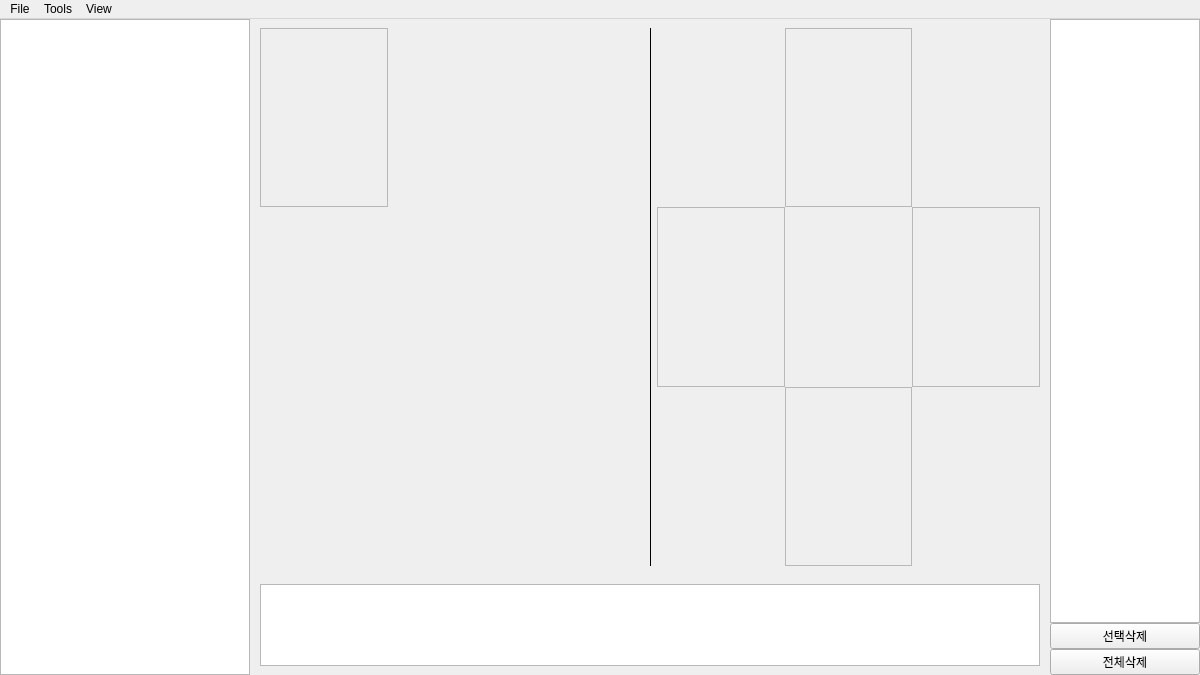
Before: the Qt Designer form main_V2.ui in AnamKwon/MaxBong_project, drawn with Qt 5.
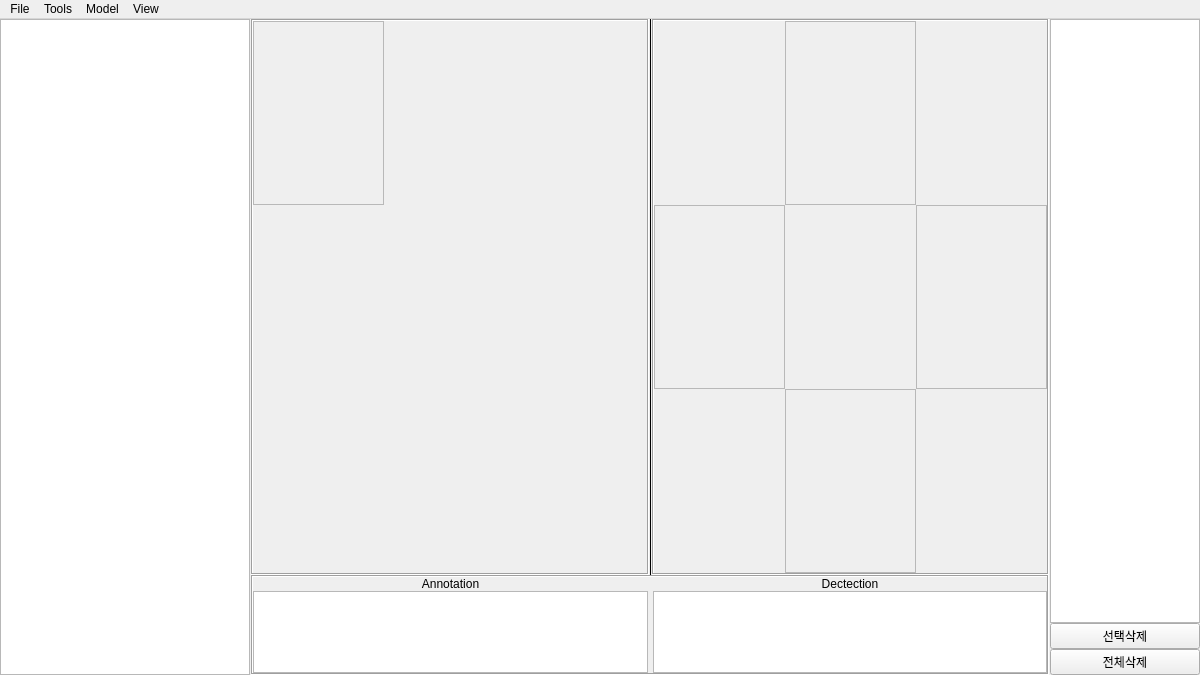
After: the same form once the commit is applied.

The edit to the form file:
```diff
--- a/main_V2.ui
+++ b/main_V2.ui
@@ -157,6 +157,21 @@
           <enum>QFrame::NoFrame</enum>
          </property>
          <layout class="QHBoxLayout" name="horizontalLayout">
+          <property name="spacing">
+           <number>1</number>
+          </property>
+          <property name="leftMargin">
+           <number>0</number>
+          </property>
+          <property name="topMargin">
+           <number>0</number>
+          </property>
+          <property name="rightMargin">
+           <number>0</number>
+          </property>
+          <property name="bottomMargin">
+           <number>0</number>
+          </property>
           <item>
            <widget class="QFrame" name="Image_v">
             <property name="maximumSize">
@@ -199,7 +214,7 @@
                 <enum>Qt::LeftToRight</enum>
                </property>
                <property name="frameShape">
-                <enum>QFrame::NoFrame</enum>
+                <enum>QFrame::Box</enum>
                </property>
                <property name="widgetResizable">
                 <bool>true</bool>
@@ -212,8 +227,8 @@
                  <rect>
                   <x>0</x>
                   <y>0</y>
-                  <width>379</width>
-                  <height>531</height>
+                  <width>389</width>
+                  <height>545</height>
                  </rect>
                 </property>
                 <property name="sizePolicy">
@@ -372,7 +387,7 @@
              <item>
               <widget class="QScrollArea" name="scrollArea_2">
                <property name="frameShape">
-                <enum>QFrame::NoFrame</enum>
+                <enum>QFrame::Box</enum>
                </property>
                <property name="widgetResizable">
                 <bool>true</bool>
@@ -382,8 +397,8 @@
                  <rect>
                   <x>0</x>
                   <y>0</y>
-                  <width>379</width>
-                  <height>531</height>
+                  <width>389</width>
+                  <height>545</height>
                  </rect>
                 </property>
                 <layout class="QGridLayout" name="gridLayout_2">
@@ -463,7 +478,7 @@
         </widget>
        </item>
        <item>
-        <widget class="QWidget" name="File_data" native="true">
+        <widget class="QFrame" name="File_data">
          <property name="minimumSize">
           <size>
            <width>0</width>
@@ -476,9 +491,66 @@
            <height>100</height>
           </size>
          </property>
+         <property name="frameShape">
+          <enum>QFrame::Box</enum>
+         </property>
+         <property name="frameShadow">
+          <enum>QFrame::Sunken</enum>
+         </property>
          <layout class="QHBoxLayout" name="horizontalLayout_2">
+          <property name="spacing">
+           <number>0</number>
+          </property>
+          <property name="leftMargin">
+           <number>0</number>
+          </property>
+          <property name="topMargin">
+           <number>0</number>
+          </property>
+          <property name="rightMargin">
+           <number>0</number>
+          </property>
+          <property name="bottomMargin">
+           <number>0</number>
+          </property>
           <item>
-           <widget class="QListWidget" name="label_object"/>
+           <layout class="QGridLayout" name="gridLayout_3">
+            <property name="horizontalSpacing">
+             <number>5</number>
+            </property>
+            <property name="verticalSpacing">
+             <number>0</number>
+            </property>
+            <item row="1" column="0">
+             <widget class="QListWidget" name="listWidget"/>
+            </item>
+            <item row="1" column="1">
+             <widget class="QListWidget" name="listWidget_2"/>
+            </item>
+            <item row="0" column="0">
+             <widget class="QLabel" name="label">
+              <property name="layoutDirection">
+               <enum>Qt::LeftToRight</enum>
+              </property>
+              <property name="text">
+               <string>Annotation</string>
+              </property>
+              <property name="alignment">
+               <set>Qt::AlignCenter</set>
+              </property>
+             </widget>
+            </item>
+            <item row="0" column="1">
+             <widget class="QLabel" name="label_2">
+              <property name="text">
+               <string>Dectection</string>
+              </property>
+              <property name="alignment">
+               <set>Qt::AlignCenter</set>
+              </property>
+             </widget>
+            </item>
+           </layout>
           </item>
          </layout>
         </widget>
@@ -614,8 +686,14 @@
     <addaction name="actionView_Duplicata_image"/>
     <addaction name="actionView_Object_Detection"/>
    </widget>
+   <widget class="QMenu" name="menumodel">
+    <property name="title">
+     <string>Model</string>
+    </property>
+   </widget>
    <addaction name="menuaa"/>
    <addaction name="menuTools"/>
+   <addaction name="menumodel"/>
    <addaction name="menuView"/>
   </widget>
   <action name="actionOpen_File">
```
Left out of the diff: 1 changed line with no effect on the pictures.
